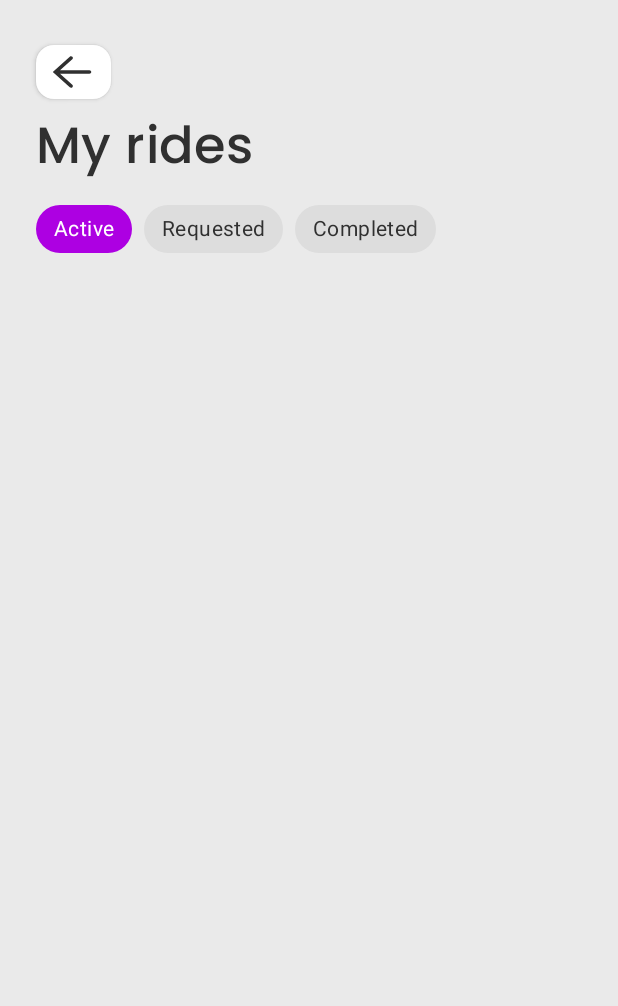
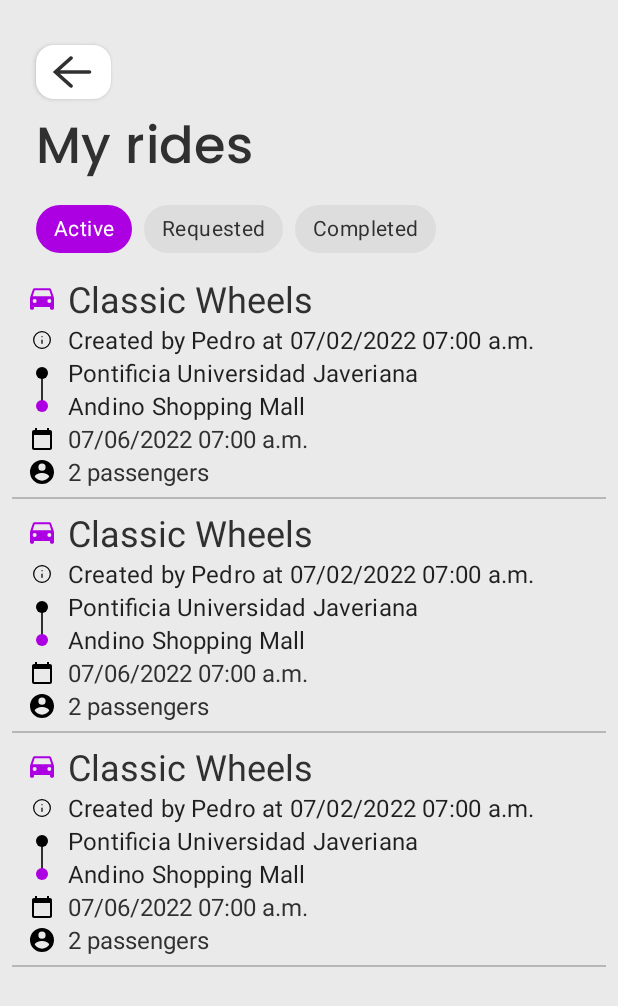
Before and after one commit to amoralesc/UWheels, an Android app: the layout fragment_passenger_rides.xml on its own in the app's theme, with its tools: preview values and no code run, on a phone screen of 412 x 824 dp. Shown: the top 1006 px of the screen. Run offline under Robolectric (Android 15) with nearby library versions, the phone set to English and light mode, and no system bars.

Commit message:
Add functionality to see passenger rides

```diff
--- a/app/src/main/java/com/abmodel/uwheels/data/model/Ride.kt
+++ b/app/src/main/java/com/abmodel/uwheels/data/model/Ride.kt
@@ -18,6 +18,7 @@ data class Ride(
 	var chatId: String = "",
 	val price: Double? = null,
 	val vehicle: Vehicle? = null,
+	val creationDate: CustomDate = CustomDate(),
 	val startedDate: CustomDate? = null,
 	val finishedDate: CustomDate? = null,
 	var duration: Long? = null,
--- a/app/src/main/java/com/abmodel/uwheels/ui/passenger/ride/create/PassengerCreateRideViewModel.kt
+++ b/app/src/main/java/com/abmodel/uwheels/ui/passenger/ride/create/PassengerCreateRideViewModel.kt
@@ -128,7 +128,8 @@ class PassengerCreateRideViewModel : ViewModel() {
 						user.photoUrl.toString()
 					),
 					status = RideStatus.OPEN.toString(),
-					subscribers = mutableListOf(user.uid)
+					subscribers = mutableListOf(user.uid),
+					creationDate = getCurrentDateAsCustomDate()
 				)
 				repository.createRide(ride)
 
--- /dev/null
+++ b/app/src/main/res/drawable/ic_info.xml
@@ -0,0 +1,28 @@
+<vector xmlns:android="http://schemas.android.com/apk/res/android"
+	android:width="24dp"
+	android:height="24dp"
+	android:tint="?attr/colorControlNormal"
+	android:viewportWidth="24"
+	android:viewportHeight="24">
+	<path
+		android:fillColor="#00000000"
+		android:pathData="M12,12m-10,0a10,10 0,1 1,20 0a10,10 0,1 1,-20 0"
+		android:strokeWidth="1.5"
+		android:strokeColor="#FFFFFF"
+		android:strokeLineCap="round"
+		android:strokeLineJoin="round" />
+	<path
+		android:fillColor="#00000000"
+		android:pathData="M12,16L12,12"
+		android:strokeWidth="1.5"
+		android:strokeColor="#FFFFFF"
+		android:strokeLineCap="round"
+		android:strokeLineJoin="round" />
+	<path
+		android:fillColor="#00000000"
+		android:pathData="M12,8L12.01,8"
+		android:strokeWidth="1.5"
+		android:strokeColor="#FFFFFF"
+		android:strokeLineCap="round"
+		android:strokeLineJoin="round" />
+</vector>
--- a/app/src/main/res/layout/fragment_passenger_rides.xml
+++ b/app/src/main/res/layout/fragment_passenger_rides.xml
@@ -1,28 +1,20 @@
 <?xml version="1.0" encoding="utf-8"?>
-<androidx.constraintlayout.widget.ConstraintLayout xmlns:android="http://schemas.android.com/apk/res/android"
+<layout xmlns:android="http://schemas.android.com/apk/res/android"
 	xmlns:app="http://schemas.android.com/apk/res-auto"
-	xmlns:tools="http://schemas.android.com/tools"
+	xmlns:tools="http://schemas.android.com/tools">
+
+	<data>
+
+		<variable
+			name="dataViewModel"
+			type="com.abmodel.uwheels.ui.shared.data.SharedViewModel" />
+	</data>
+
+	<androidx.constraintlayout.widget.ConstraintLayout
 		android:layout_width="match_parent"
 		android:layout_height="match_parent"
 		android:background="?colorSecondary"
-	tools:context=".ui.passenger.ride.PassengerRidesFragment">
-
-	<!--
-	TODO: Remove this if included button back item works
-	<Button
-		android:id="@+id/buttonBack"
-		style="@style/Widget.UWheels.ButtonPrimary.Medium"
-		android:layout_width="50dp"
-		android:layout_height="48dp"
-		android:paddingHorizontal="10dp"
-		android:elevation="4dp"
-		app:icon="@drawable/ic_back"
-		app:iconSize="28dp"
-		app:iconPadding="0dp"
-		app:iconTint="@color/dark_gray"
-		app:layout_constraintStart_toStartOf="parent"
-		app:layout_constraintTop_toTopOf="parent" />
--->
+		tools:context=".ui.passenger.ride.rides.PassengerRidesFragment">
 
 		<com.abmodel.uwheels.BackButton
 			android:id="@+id/back"
@@ -83,10 +75,14 @@
 			android:id="@+id/rides"
 			android:layout_width="match_parent"
 			android:layout_height="0dp"
-		android:layout_marginTop="8dp"
+			android:orientation="vertical"
+			app:layoutManager="androidx.recyclerview.widget.LinearLayoutManager"
 			app:layout_constraintBottom_toBottomOf="parent"
 			app:layout_constraintEnd_toEndOf="parent"
 			app:layout_constraintStart_toStartOf="parent"
-		app:layout_constraintTop_toBottomOf="@id/chips" />
+			app:layout_constraintTop_toBottomOf="@id/chips"
+			app:rideList="@{dataViewModel.selectedRides}"
+			tools:listitem="@layout/ride_list_item" />
 
 	</androidx.constraintlayout.widget.ConstraintLayout>
+</layout>
--- /dev/null
+++ b/app/src/main/res/layout/ride_list_item.xml
@@ -0,0 +1,194 @@
+<?xml version="1.0" encoding="utf-8"?>
+<androidx.constraintlayout.widget.ConstraintLayout xmlns:android="http://schemas.android.com/apk/res/android"
+	xmlns:app="http://schemas.android.com/apk/res-auto"
+	xmlns:tools="http://schemas.android.com/tools"
+	android:layout_width="match_parent"
+	android:layout_height="wrap_content"
+	android:clickable="true"
+	android:focusable="true"
+	android:foreground="?attr/selectableItemBackground"
+	android:orientation="horizontal">
+
+	<ImageView
+		android:id="@+id/image_car"
+		android:layout_width="16dp"
+		android:layout_height="16dp"
+		android:layout_marginStart="20dp"
+		android:elevation="1dp"
+		app:layout_constraintBottom_toBottomOf="@id/wheels_type"
+		app:layout_constraintStart_toStartOf="parent"
+		app:layout_constraintTop_toTopOf="@id/wheels_type"
+		app:srcCompat="@drawable/ic_car_front"
+		app:tint="@color/color_primary"
+		tools:ignore="ContentDescription" />
+
+	<TextView
+		android:id="@+id/wheels_type"
+		android:layout_width="0dp"
+		android:layout_height="wrap_content"
+		android:layout_marginStart="9dp"
+		android:layout_marginTop="6dp"
+		android:layout_marginEnd="20dp"
+		android:ellipsize="end"
+		android:letterSpacing="0"
+		android:maxLines="1"
+		android:textAppearance="?textAppearanceHeadline5"
+		android:textColor="@color/dark_gray"
+		app:layout_constraintEnd_toEndOf="parent"
+		app:layout_constraintStart_toEndOf="@id/image_car"
+		app:layout_constraintTop_toTopOf="parent"
+		tools:text="Classic Wheels" />
+
+	<ImageView
+		android:id="@+id/image_info"
+		android:layout_width="16dp"
+		android:layout_height="16dp"
+		android:padding="1dp"
+		app:layout_constraintBottom_toBottomOf="@id/info"
+		app:layout_constraintStart_toStartOf="@id/image_car"
+		app:layout_constraintTop_toTopOf="@id/info"
+		app:srcCompat="@drawable/ic_info"
+		app:tint="@color/black"
+		tools:ignore="ContentDescription" />
+
+	<TextView
+		android:id="@+id/info"
+		android:layout_width="0dp"
+		android:layout_height="wrap_content"
+		android:layout_marginEnd="20dp"
+		android:ellipsize="end"
+		android:maxLines="1"
+		android:textAppearance="?textAppearanceSubtitle1"
+		app:layout_constraintEnd_toEndOf="parent"
+		app:layout_constraintStart_toStartOf="@id/wheels_type"
+		app:layout_constraintTop_toBottomOf="@id/wheels_type"
+		tools:text="Created by Pedro at 07/02/2022 07:00 a.m." />
+
+	<ImageView
+		android:id="@+id/image_source"
+		android:layout_width="16dp"
+		android:layout_height="16dp"
+		android:elevation="1dp"
+		android:padding="4dp"
+		app:layout_constraintBottom_toBottomOf="@id/source"
+		app:layout_constraintStart_toStartOf="@id/image_car"
+		app:layout_constraintTop_toTopOf="@id/source"
+		app:srcCompat="@drawable/ic_circle"
+		app:tint="@color/black"
+		tools:ignore="ContentDescription" />
+
+	<TextView
+		android:id="@+id/source"
+		android:layout_width="0dp"
+		android:layout_height="wrap_content"
+		android:layout_marginEnd="20dp"
+		android:ellipsize="end"
+		android:maxLines="1"
+		android:textAppearance="?textAppearanceSubtitle1"
+		app:layout_constraintEnd_toEndOf="parent"
+		app:layout_constraintStart_toStartOf="@id/info"
+		app:layout_constraintTop_toBottomOf="@id/info"
+		tools:text="Pontificia Universidad Javeriana" />
+
+	<ImageView
+		android:id="@+id/image_destination"
+		android:layout_width="16dp"
+		android:layout_height="16dp"
+		android:elevation="1dp"
+		android:padding="4dp"
+		app:layout_constraintBottom_toBottomOf="@id/destination"
+		app:layout_constraintStart_toStartOf="@id/image_source"
+		app:layout_constraintTop_toTopOf="@id/destination"
+		app:srcCompat="@drawable/ic_circle"
+		app:tint="@color/color_primary"
+		tools:ignore="ContentDescription" />
+
+	<TextView
+		android:id="@+id/destination"
+		android:layout_width="0dp"
+		android:layout_height="wrap_content"
+		android:layout_marginEnd="20dp"
+		android:ellipsize="end"
+		android:maxLines="1"
+		android:textAppearance="?textAppearanceSubtitle1"
+		app:layout_constraintEnd_toEndOf="parent"
+		app:layout_constraintStart_toStartOf="@id/source"
+		app:layout_constraintTop_toBottomOf="@id/source"
+		tools:text="Andino Shopping Mall" />
+
+	<com.google.android.material.divider.MaterialDivider
+		android:layout_width="1dp"
+		android:layout_height="0dp"
+		android:layout_marginVertical="8dp"
+		app:dividerColor="@color/dark_gray"
+		app:layout_constraintBottom_toBottomOf="@id/image_destination"
+		app:layout_constraintEnd_toEndOf="@id/image_source"
+		app:layout_constraintStart_toStartOf="@id/image_source"
+		app:layout_constraintTop_toTopOf="@id/image_source" />
+
+	<ImageView
+		android:id="@+id/image_calendar"
+		android:layout_width="16dp"
+		android:layout_height="16dp"
+		app:layout_constraintBottom_toBottomOf="@id/date"
+		app:layout_constraintStart_toStartOf="@id/image_destination"
+		app:layout_constraintTop_toTopOf="@id/date"
+		app:srcCompat="@drawable/ic_calendar_padded"
+		app:tint="@color/black"
+		tools:ignore="ContentDescription" />
+
+	<TextView
+		android:id="@+id/date"
+		android:layout_width="0dp"
+		android:layout_height="wrap_content"
+		android:layout_marginEnd="20dp"
+		android:layout_marginBottom="6dp"
+		android:ellipsize="end"
+		android:letterSpacing="0"
+		android:maxLines="1"
+		android:textAppearance="?textAppearanceSubtitle1"
+		android:textColor="@color/dark_gray"
+		app:layout_constraintEnd_toEndOf="parent"
+		app:layout_constraintStart_toStartOf="@id/destination"
+		app:layout_constraintTop_toBottomOf="@id/destination"
+		tools:text="07/06/2022 07:00 a.m." />
+
+	<ImageView
+		android:id="@+id/image_capacity"
+		android:layout_width="16dp"
+		android:layout_height="16dp"
+		app:layout_constraintBottom_toBottomOf="@+id/capacity"
+		app:layout_constraintStart_toStartOf="@id/image_calendar"
+		app:layout_constraintTop_toTopOf="@id/capacity"
+		app:srcCompat="@drawable/ic_account_circle"
+		app:tint="@color/black"
+		tools:ignore="ContentDescription" />
+
+	<TextView
+		android:id="@+id/capacity"
+		android:layout_width="0dp"
+		android:layout_height="wrap_content"
+		android:layout_marginEnd="20dp"
+		android:layout_marginBottom="6dp"
+		android:ellipsize="end"
+		android:letterSpacing="0"
+		android:maxLines="1"
+		android:textAppearance="?textAppearanceSubtitle1"
+		android:textColor="@color/dark_gray"
+		app:layout_constraintBottom_toTopOf="@id/ride_divider"
+		app:layout_constraintEnd_toEndOf="parent"
+		app:layout_constraintStart_toStartOf="@id/date"
+		app:layout_constraintTop_toBottomOf="@id/date"
+		tools:text="2 passengers" />
+
+	<com.google.android.material.divider.MaterialDivider
+		android:id="@+id/ride_divider"
+		android:layout_width="match_parent"
+		android:layout_height="1dp"
+		android:layout_marginHorizontal="8dp"
+		app:dividerColor="#CCAAAAAA"
+		app:layout_constraintBottom_toBottomOf="parent"
+		app:layout_constraintEnd_toEndOf="parent"
+		app:layout_constraintStart_toStartOf="parent" />
+
+</androidx.constraintlayout.widget.ConstraintLayout>
--- a/app/src/main/res/navigation/nav_graph.xml
+++ b/app/src/main/res/navigation/nav_graph.xml
@@ -194,7 +194,7 @@
 	</fragment>
 	<fragment
 		android:id="@+id/passengerRidesFragment"
-		android:name="com.abmodel.uwheels.ui.passenger.ride.PassengerRidesFragment"
+		android:name="com.abmodel.uwheels.ui.passenger.ride.rides.PassengerRidesFragment"
 		android:label="fragment_passenger_rides"
 		tools:layout="@layout/fragment_passenger_rides" />
 </navigation>
--- a/app/src/main/res/values/strings.xml
+++ b/app/src/main/res/values/strings.xml
@@ -89,6 +89,7 @@
 	<string name="model">Model</string>
 
 	<string name="chat_date">%s %s</string>
+	<string name="ride_date">%s %s</string>
 
 	<!-- Locations permissions -->
 	<string name="permission_location_denied">Location access permissions were denied</string>
@@ -129,4 +130,8 @@
 	<string name="date_in_past">Date must be after current date</string>
 	<string name="creating_ride">Creating ride…</string>
 	<string name="ride_created">Ride created successfully</string>
+
+	<!-- pluralize ride_capacity %d passengers -->
+	<string name="ride_capacity">%d passengers</string>
+	<string name="ride_info">By %s at %s %s</string>
 </resources>
```
Also changed, not shown: app/src/main/java/com/abmodel/uwheels/data/repository/ride/FirebaseRidesRepository.kt (+25 -12 lines), app/src/main/java/com/abmodel/uwheels/ui/passenger/ride/adapter/RideItemAdapter.kt (added, +97 -0 lines), app/src/main/java/com/abmodel/uwheels/ui/passenger/ride/adapter/RideListDataBinding.kt (added, +14 -0 lines), app/src/main/java/com/abmodel/uwheels/ui/passenger/ride/rides/PassengerRidesFragment.kt (renamed from app/src/main/java/com/abmodel/uwheels/ui/passenger/ride/PassengerRidesFragment.kt, +22 -3 lines), app/src/main/java/com/abmodel/uwheels/ui/shared/data/RidesPage.kt (added, +8 -0 lines), app/src/main/java/com/abmodel/uwheels/ui/shared/data/SharedViewModel.kt (+54 -10 lines), app/src/main/res/layout/fragment_chats.xml (+5 -3 lines). Lines whose indentation alone changed are shown as unchanged.
